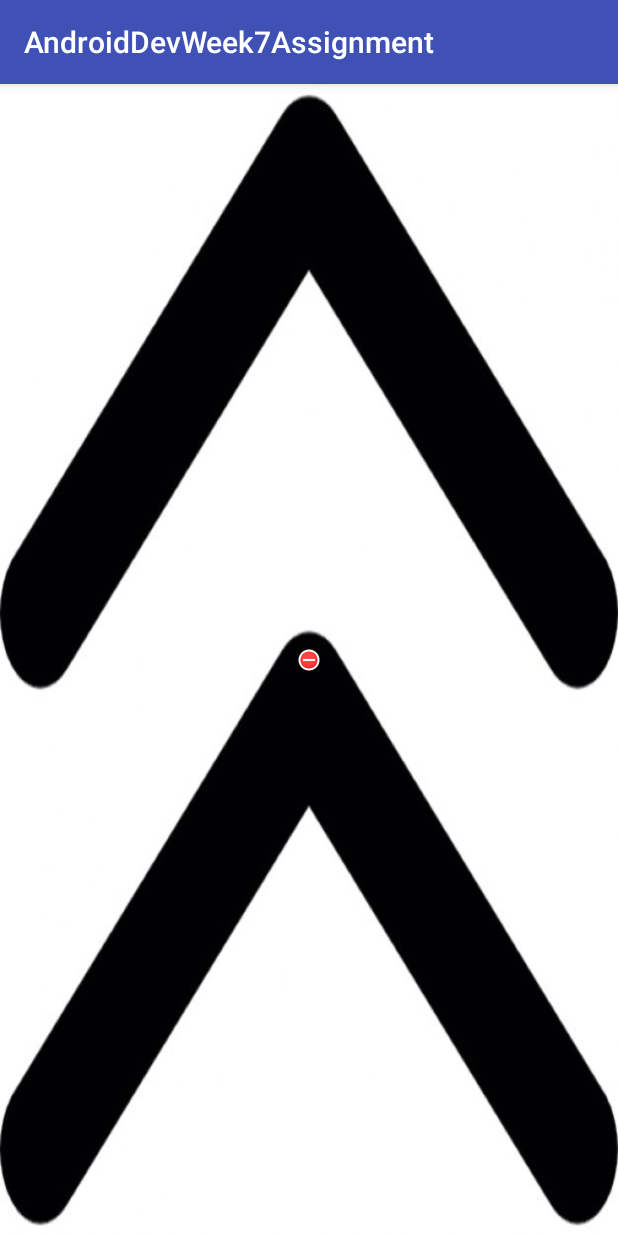
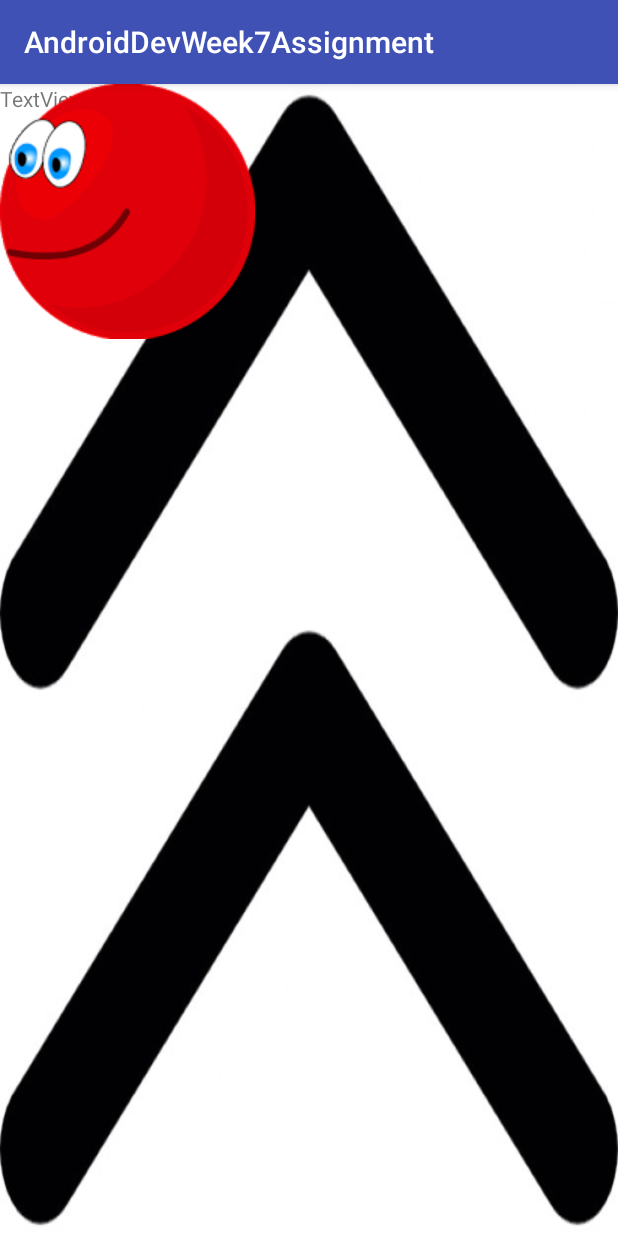
Before and after one commit to RyanFehr/CSCI-A290_Android_Development, an Android app: the screen it shows after launch (MainActivity), on a phone screen of 412 x 824 dp. Run offline under Robolectric (Android 15) with nearby library versions, the light colour scheme and no system bars.

Commit message:
Added Week 7 assignment that integrates touch sensors

```diff
--- a/Week-7/AndroidDevWeek7Assignment/app/src/main/java/tech/ryanfehr/androiddevweek7assignment/MainActivity.java
+++ b/Week-7/AndroidDevWeek7Assignment/app/src/main/java/tech/ryanfehr/androiddevweek7assignment/MainActivity.java
@@ -1,20 +1,33 @@
 package tech.ryanfehr.androiddevweek7assignment;
 
+import android.graphics.Bitmap;
+import android.graphics.Canvas;
+import android.graphics.Matrix;
+import android.graphics.PointF;
 import android.support.v7.app.AppCompatActivity;
 import android.os.Bundle;
 import android.view.MotionEvent;
 import android.view.View;
+import android.widget.ImageView;
 import android.widget.RelativeLayout;
+import android.widget.TextView;
 
 public class MainActivity extends AppCompatActivity {
+
+    PointF firstTouch;
+    Matrix ball = new Matrix();
+    Matrix temp = new Matrix();
+    ImageView imageViewBall;
+    TextView textView;
 
     @Override
     protected void onCreate(Bundle savedInstanceState) {
         super.onCreate(savedInstanceState);
         setContentView(R.layout.activity_main);
+        textView = (TextView) findViewById(R.id.textView);
+        imageViewBall = (ImageView) findViewById(R.id.imageViewBall);
 
-        RelativeLayout mainLayout = (RelativeLayout) findViewById(R.id.mainLayout);
-        mainLayout.setOnTouchListener(new View.OnTouchListener() {
+        imageViewBall.setOnTouchListener(new View.OnTouchListener() {
             @Override
             public boolean onTouch(View v, MotionEvent event) {
                 handleUserTouch(event);
@@ -24,17 +37,31 @@ public class MainActivity extends AppCompatActivity {
     }
 
     private void handleUserTouch(MotionEvent event) {
-        float xCoord = event.getX();
-        float yCoord = event.getY();
         int action = event.getActionMasked();
 
         switch(action)  {
             case MotionEvent.ACTION_DOWN:
-                // Do Stuff
+            {
+                temp.set(ball);
+                textView.setText("Down");
+                firstTouch = new PointF();
+                firstTouch.set(event.getX(), event.getY());
                 break;
-            case MotionEvent.ACTION_UP:
-                // Do Stuff
+            }
+            case MotionEvent.ACTION_MOVE:
+            {
+                ball.set(temp);
+                textView.setText("Move");
+                PointF move = new PointF();
+                move.set(event.getX(), event.getY());
+                ball.postTranslate(event.getX() - firstTouch.x, event.getY() - firstTouch.y);
+
                 break;
+            }
         }
+        imageViewBall.setImageMatrix(ball);
+        Bitmap bmp = Bitmap.createBitmap(imageViewBall.getWidth(), imageViewBall.getHeight(), Bitmap.Config.RGB_565);
+        Canvas canvas = new Canvas(bmp);
+        imageViewBall.draw(canvas);
     }
 }
--- a/Week-7/AndroidDevWeek7Assignment/app/src/main/res/layout/activity_main.xml
+++ b/Week-7/AndroidDevWeek7Assignment/app/src/main/res/layout/activity_main.xml
@@ -8,11 +8,23 @@
     android:background="@drawable/arrow"
     tools:context="tech.ryanfehr.androiddevweek7assignment.MainActivity">
 
+    <TextView
+        android:id="@+id/textView"
+        android:layout_width="wrap_content"
+        android:layout_height="wrap_content"
+        android:text="TextView" />
+
     <ImageView
         android:id="@+id/imageViewBall"
-        android:layout_width="wrap_content"
-        android:layout_height="wrap_content"
+        android:layout_width="match_parent"
+        android:layout_height="match_parent"
         android:layout_centerHorizontal="true"
         android:layout_centerVertical="true"
-        app:srcCompat="@android:drawable/presence_busy" />
+        android:adjustViewBounds="true"
+        android:maxHeight="50dp"
+        android:maxWidth="50dp"
+        android:minHeight="50dp"
+        android:minWidth="50dp"
+        android:scaleType="matrix"
+        app:srcCompat="@drawable/red_ball" />
 </RelativeLayout>
```
Also changed, not shown: Week-7/AndroidDevWeek7Assignment/app/src/main/res/drawable/red_ball.png (added).
